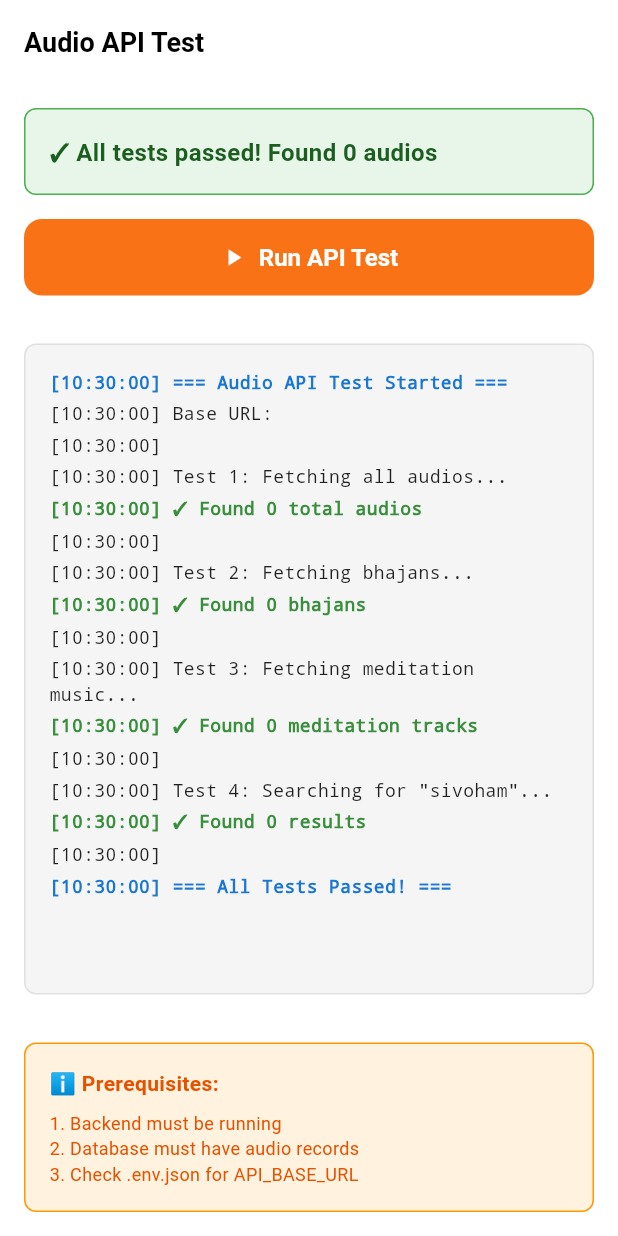
After one commit to skstechlabs/SKS-mobile-V2, a Flutter app: the AudioAPITestPage screen opened directly, after a tap on "Run API Test", on a phone screen of 412 x 824 dp. The commit adds this screen. Run offline on Flutter 3.47's test engine with Material 3 defaults, Android fonts, the phone set to English and light mode, and no system bars; our stand-ins replace audio_service, cached_network_image, connectivity_plus, dio, firebase_auth, firebase_core and 12 more; missing offline and left inert: onesignal_flutter; accounts and stored records are empty; network calls fail; Roboto replaces fonts that are missing (.AppleSystemUIFont); statements that could not run were skipped.

Commit message:
audio files changes

```diff
--- a/lib/core/constants/app_constants.dart
+++ b/lib/core/constants/app_constants.dart
@@ -71,19 +71,10 @@ Through deep meditation and spiritual practices, our Guru guides disciples on th
     'Kundalini is the key to unlock your infinite potential.'
   ];
 
-  static const List<Map<String, String>> meditationMusic = [
-    {'title': 'Sivoham Chanting (15 min)', 'duration': '15:00', 'url': 'assets/audio/Sivoham_Mantra_15min_guided_Meditation.mp3', 'description': 'Sivoham Chanting with Sivoham mantra'},
-    {'title': 'Sivoham Chanting (10 min)', 'duration': '10:00', 'url': 'assets/audio/Sivoham_Mantra_10min_guided_Meditation.mp3', 'description': 'Short gSivoham Chanting session'},
-  ];
-
-  static const List<Map<String, String>> bhajans = [
-    {'title': 'Sri Jeeveswarastakam', 'artist': 'Sai Vijay', 'duration': '5:09', 'imageUrl': CdnImages.guruji30, 'url': 'assets/audio/Sri_Jeeveswarastakam_song.mp3', 'description': 'Sacred eight-verse hymn glorifying the divine qualities and spiritual teachings of Parama Pujya Sri Jeeveswara Yogi Gurudev'},
-    {'title': 'Gundello Gudi', 'artist': 'Divine Voices', 'duration': '4:23', 'imageUrl': CdnImages.gurujiSmile, 'url': 'assets/audio/Gundello_gudi_song.mp3', 'description': 'Soulful Telugu devotional song celebrating the divine temple within the heart, awakening inner consciousness'},
-    {'title': 'Nirvana Shatkam', 'artist': 'Sacred Sounds', 'duration': '5:47', 'imageUrl': CdnImages.gurujiMeditation, 'url': 'assets/audio/Nirvana_Shatkam_song.mp3', 'description': 'Timeless Advaita composition by Adi Shankaracharya declaring the pure consciousness beyond all dualities'},
-    {'title': 'Jeeveswara Yogi Taluva', 'artist': 'Temple Bells', 'duration': '6:12', 'imageUrl': CdnImages.gurujiLogo, 'url': 'assets/audio/Jeeveswara_yogi_taluva_song.mp3', 'description': 'Melodious devotional tribute expressing deep reverence and gratitude to the enlightened master Sri Jeeveswara Yogi'},
-    {'title': 'Pralaya Kala Beekara', 'lyrics' : 'Chitran', 'artist': 'Aravvind Raama', 'duration': '3:58', 'imageUrl': CdnImages.kallaBairava, 'url': 'assets/audio/Pralaya_kala_beekara_song.mp3', 'description': 'Powerful invocation to Lord Kala Bhairava, the fierce guardian deity who destroys negativity and grants spiritual liberation'},
-    {'title': 'Ni Namamalo Undhi Moksha Dwaram', 'artist': 'Sacred Chants', 'duration': '3:58', 'imageUrl': CdnImages.guruji26, 'url': 'assets/audio/Ni_Namamalo_Undhi_Moksha_Dwaram_song.mp3', 'description': 'Inspirational Telugu bhajan proclaiming that the gateway to liberation lies within the sacred name of the divine Guru'}
-  ];
+  // DEPRECATED: Audio files are now loaded dynamically from the backend API
+  // See AudioRepository for dynamic audio loading
+  // static const List<Map<String, String>> meditationMusic = [...];
+  // static const List<Map<String, String>> bhajans = [...];
 
   static const List<Map<String, String>> experienceVideos = [
     {'title': 'Journey to Inner Peace', 'thumbnail': 'https://img.youtube.com/vi/58X02gfQVFc/maxresdefault.jpg', 'duration': '5:30', 'youtubeId': '58X02gfQVFc'},
--- a/lib/core/repositories/audio_repository.dart
+++ b/lib/core/repositories/audio_repository.dart
@@ -1,43 +1,73 @@
 import 'package:flutter/foundation.dart';
+import 'package:dio/dio.dart';
 import '../models/audio_model.dart';
-import '../services/api_service.dart';
+import '../constants/app_env.dart';
 
 class AudioRepository {
-  final ApiService _apiService;
+  late final Dio _dio;
 
-  AudioRepository({ApiService? apiService})
-      : _apiService = apiService ?? ApiService();
+  AudioRepository() {
+    // Initialize Dio for public API calls (no authentication)
+    String baseUrl = AppEnv.apiBaseUrl.isNotEmpty
+        ? AppEnv.apiBaseUrl
+        : 'https://app.sivakundalini.org';
 
-  // Fetch all audio files
+    _dio = Dio(BaseOptions(
+      baseUrl: baseUrl,
+      connectTimeout: const Duration(seconds: 30),
+      receiveTimeout: const Duration(seconds: 30),
+      headers: {
+        'Content-Type': 'application/json',
+      },
+    ));
+
+    // Add logging interceptor
+    _dio.interceptors.add(LogInterceptor(
+      requestBody: true,
+      responseBody: true,
+      error: true,
+      logPrint: (obj) => debugPrint('[AudioRepository] $obj'),
+    ));
+  }
+
+  // Fetch all audio files (PUBLIC - no auth required)
   Future<List<AudioModel>> fetchAllAudios() async {
     try {
-      final response = await _apiService.get('/api/audios');
+      debugPrint('[AudioRepository] Fetching all audios from /api/audios');
+      final response = await _dio.get('/api/audios');
 
-      if (response['success'] == true && response['data'] != null) {
-        final List<dynamic> audioList = response['data'] as List<dynamic>;
+      debugPrint('[AudioRepository] Response status: ${response.statusCode}');
+      debugPrint('[AudioRepository] Response data: ${response.data}');
+
+      if (response.data['success'] == true && response.data['data'] != null) {
+        final List<dynamic> audioList = response.data['data'] as List<dynamic>;
+        debugPrint('[AudioRepository] Found ${audioList.length} audios');
+        return audioList.map((json) => AudioModel.fromJson(json)).toList();
+      }
+
+      debugPrint('[AudioRepository] No audios found or invalid response');
+      return [];
+    } catch (e) {
+      debugPrint('[AudioRepository] Error fetching audios: $e');
+      return [];
+    }
+  }
+
+  // Fetch audios by category (PUBLIC - no auth required)
+  Future<List<AudioModel>> fetchAudiosByCategory(String category) async {
+    try {
+      debugPrint('[AudioRepository] Fetching audios for category: $category');
+      final response = await _dio.get('/api/audios/category/$category');
+
+      if (response.data['success'] == true && response.data['data'] != null) {
+        final List<dynamic> audioList = response.data['data'] as List<dynamic>;
+        debugPrint('[AudioRepository] Found ${audioList.length} audios in category $category');
         return audioList.map((json) => AudioModel.fromJson(json)).toList();
       }
 
       return [];
     } catch (e) {
-      debugPrint('Error fetching audios: $e');
-      return [];
-    }
-  }
-
-  // Fetch audios by category
-  Future<List<AudioModel>> fetchAudiosByCategory(String category) async {
-    try {
-      final response = await _apiService.get('/api/audios/category/$category');
-
-      if (response['success'] == true && response['data'] != null) {
-        final List<dynamic> audioList = response['data'] as List<dynamic>;
-        return audioList.map((json) => AudioModel.fromJson(json)).toList();
-      }
-
-      return [];
-    } catch (e) {
-      debugPrint('Error fetching audios by category: $e');
+      debugPrint('[AudioRepository] Error fetching audios by category: $e');
       return [];
     }
   }
@@ -57,84 +87,84 @@ class AudioRepository {
     return fetchAudiosByCategory('chant');
   }
 
-  // Fetch single audio by ID
+  // Fetch single audio by ID (PUBLIC - no auth required)
   Future<AudioModel?> fetchAudioById(int id) async {
     try {
-      final response = await _apiService.get('/api/audios/$id');
+      final response = await _dio.get('/api/audios/$id');
 
-      if (response['success'] == true && response['data'] != null) {
-        return AudioModel.fromJson(response['data']);
+      if (response.data['success'] == true && response.data['data'] != null) {
+        return AudioModel.fromJson(response.data['data']);
       }
 
       return null;
     } catch (e) {
-      debugPrint('Error fetching audio by ID: $e');
+      debugPrint('[AudioRepository] Error fetching audio by ID: $e');
       return null;
     }
   }
 
-  // Search audios
+  // Search audios (PUBLIC - no auth required)
   Future<List<AudioModel>> searchAudios(String query) async {
     try {
-      final response = await _apiService.get(
+      final response = await _dio.get(
         '/api/audios/search',
         queryParameters: {'q': query},
       );
 
-      if (response['success'] == true && response['data'] != null) {
-        final List<dynamic> audioList = response['data'] as List<dynamic>;
+      if (response.data['success'] == true && response.data['data'] != null) {
+        final List<dynamic> audioList = response.data['data'] as List<dynamic>;
         return audioList.map((json) => AudioModel.fromJson(json)).toList();
       }
 
       return [];
     } catch (e) {
-      debugPrint('Error searching audios: $e');
+      debugPrint('[AudioRepository] Error searching audios: $e');
       return [];
     }
   }
 
-  // Fetch audios by language
+  // Fetch audios by language (PUBLIC - no auth required)
   Future<List<AudioModel>> fetchAudiosByLanguage(String language) async {
     try {
-      final response = await _apiService.get('/api/audios/language/$language');
+      final response = await _dio.get('/api/audios/language/$language');
 
-      if (response['success'] == true && response['data'] != null) {
-        final List<dynamic> audioList = response['data'] as List<dynamic>;
+      if (response.data['success'] == true && response.data['data'] != null) {
+        final List<dynamic> audioList = response.data['data'] as List<dynamic>;
         return audioList.map((json) => AudioModel.fromJson(json)).toList();
       }
 
       return [];
     } catch (e) {
-      debugPrint('Error fetching audios by language: $e');
+      debugPrint('[AudioRepository] Error fetching audios by language: $e');
       return [];
     }
   }
 
-  // Increment play count (analytics) - No authentication required
+  // Increment play count (PUBLIC - no auth required)
   Future<void> incrementPlayCount(int audioId) async {
     try {
-      await _apiService.post('/api/audios/$audioId/play', {});
+      await _dio.post('/api/audios/$audioId/play');
     } catch (e) {
-      debugPrint('Error incrementing play count: $e');
+      debugPrint('[AudioRepository] Error incrementing play count: $e');
     }
   }
 
-  // Fetch popular audios
+  // Fetch popular audios (PUBLIC - no auth required)
   Future<List<AudioModel>> fetchPopularAudios({int limit = 10}) async {
     try {
-      final response = await _apiService.get(
+      final response = await _dio.get(
         '/api/audios/popular',
         queryParameters: {'limit': limit.toString()},
       );
 
-      if (response['success'] == true && response['data'] != null) {
-        final List<dynamic> audioList = response['data'] as List<dynamic>;
+      if (response.data['success'] == true && response.data['data'] != null) {
+        final List<dynamic> audioList = response.data['data'] as List<dynamic>;
         return audioList.map((json) => AudioModel.fromJson(json)).toList();
       }
 
       return [];
     } catch (e) {
-      debugPrint('Error fetching popular audios: $e');
+      debugPrint('[AudioRepository] Error fetching popular audios: $e');
       return [];
     }
   }
--- /dev/null
+++ b/lib/test_audio_api.dart
@@ -0,0 +1,262 @@
+import 'package:flutter/material.dart';
+import 'core/repositories/audio_repository.dart';
+import 'core/constants/app_env.dart';
+
+void main() {
+  runApp(const AudioAPITestApp());
+}
+
+class AudioAPITestApp extends StatelessWidget {
+  const AudioAPITestApp({Key? key}) : super(key: key);
+
+  @override
+  Widget build(BuildContext context) {
+    return MaterialApp(
+      title: 'Audio API Test',
+      theme: ThemeData(primarySwatch: Colors.orange),
+      home: const AudioAPITestPage(),
+    );
+  }
+}
+
+class AudioAPITestPage extends StatefulWidget {
+  const AudioAPITestPage({Key? key}) : super(key: key);
+
+  @override
+  State<AudioAPITestPage> createState() => _AudioAPITestPageState();
+}
+
+class _AudioAPITestPageState extends State<AudioAPITestPage> {
+  final AudioRepository _audioRepo = AudioRepository();
+  String _status = 'Ready to test';
+  List<String> _logs = [];
+  bool _isTesting = false;
+
+  void _addLog(String message) {
+    setState(() {
+      _logs.add('[${DateTime.now().toString().substring(11, 19)}] $message');
+    });
+    debugPrint(message);
+  }
+
+  Future<void> _testAPI() async {
+    setState(() {
+      _isTesting = true;
+      _logs.clear();
+      _status = 'Testing...';
+    });
+
+    try {
+      _addLog('=== Audio API Test Started ===');
+      _addLog('Base URL: ${AppEnv.apiBaseUrl}');
+      _addLog('');
+
+      // Test 1: Fetch all audios
+      _addLog('Test 1: Fetching all audios...');
+      final allAudios = await _audioRepo.fetchAllAudios();
+      _addLog('✓ Found ${allAudios.length} total audios');
+      for (var audio in allAudios) {
+        _addLog('  - ${audio.title} (${audio.category}, ${audio.language})');
+      }
+      _addLog('');
+
+      // Test 2: Fetch bhajans
+      _addLog('Test 2: Fetching bhajans...');
+      final bhajans = await _audioRepo.fetchBhajans();
+      _addLog('✓ Found ${bhajans.length} bhajans');
+      for (var bhajan in bhajans) {
+        _addLog('  - ${bhajan.title} by ${bhajan.artist}');
+      }
+      _addLog('');
+
+      // Test 3: Fetch meditation music
+      _addLog('Test 3: Fetching meditation music...');
+      final meditation = await _audioRepo.fetchMeditationMusic();
+      _addLog('✓ Found ${meditation.length} meditation tracks');
+      for (var track in meditation) {
+        _addLog('  - ${track.title} (${track.durationSeconds}s)');
+      }
+      _addLog('');
+
+      // Test 4: Search
+      _addLog('Test 4: Searching for "sivoham"...');
+      final searchResults = await _audioRepo.searchAudios('sivoham');
+      _addLog('✓ Found ${searchResults.length} results');
+      for (var result in searchResults) {
+        _addLog('  - ${result.title}');
+      }
+      _addLog('');
+
+      _addLog('=== All Tests Passed! ===');
+      setState(() {
+        _status = '✓ All tests passed! Found ${allAudios.length} audios';
+      });
+    } catch (e) {
+      _addLog('');
+      _addLog('✗ ERROR: $e');
+      setState(() {
+        _status = '✗ Test failed: $e';
+      });
+    } finally {
+      setState(() {
+        _isTesting = false;
+      });
+    }
+  }
+
+  @override
+  Widget build(BuildContext context) {
+    return Scaffold(
+      appBar: AppBar(
+        title: const Text('Audio API Test'),
+      ),
+      body: Column(
+        children: [
+          // Status Card
+          Container(
+            width: double.infinity,
+            padding: const EdgeInsets.all(16),
+            margin: const EdgeInsets.all(16),
+            decoration: BoxDecoration(
+              color: _status.contains('✓')
+                  ? Colors.green[50]
+                  : _status.contains('✗')
+                      ? Colors.red[50]
+                      : Colors.blue[50],
+              borderRadius: BorderRadius.circular(8),
+              border: Border.all(
+                color: _status.contains('✓')
+                    ? Colors.green
+                    : _status.contains('✗')
+                        ? Colors.red
+                        : Colors.blue,
+              ),
+            ),
+            child: Text(
+              _status,
+              style: TextStyle(
+                fontSize: 16,
+                fontWeight: FontWeight.bold,
+                color: _status.contains('✓')
+                    ? Colors.green[900]
+                    : _status.contains('✗')
+                        ? Colors.red[900]
+                        : Colors.blue[900],
+              ),
+            ),
+          ),
+
+          // Test Button
+          Padding(
+            padding: const EdgeInsets.symmetric(horizontal: 16),
+            child: SizedBox(
+              width: double.infinity,
+              child: ElevatedButton.icon(
+                onPressed: _isTesting ? null : _testAPI,
+                icon: _isTesting
+                    ? const SizedBox(
+                        width: 20,
+                        height: 20,
+                        child: CircularProgressIndicator(
+                          strokeWidth: 2,
+                          valueColor:
+                              AlwaysStoppedAnimation<Color>(Colors.white),
+                        ),
+                      )
+                    : const Icon(Icons.play_arrow),
+                label: Text(_isTesting ? 'Testing...' : 'Run API Test'),
+                style: ElevatedButton.styleFrom(
+                  padding: const EdgeInsets.all(16),
+                ),
+              ),
+            ),
+          ),
+
+          const SizedBox(height: 16),
+
+          // Logs
+          Expanded(
+            child: Container(
+              margin: const EdgeInsets.all(16),
+              padding: const EdgeInsets.all(16),
+              decoration: BoxDecoration(
+                color: Colors.grey[100],
+                borderRadius: BorderRadius.circular(8),
+                border: Border.all(color: Colors.grey[300]!),
+              ),
+              child: _logs.isEmpty
+                  ? const Center(
+                      child: Text(
+                        'Click "Run API Test" to start',
+                        style: TextStyle(color: Colors.grey),
+                      ),
+                    )
+                  : ListView.builder(
+                      itemCount: _logs.length,
+                      itemBuilder: (context, index) {
+                        final log = _logs[index];
+                        return Padding(
+                          padding: const EdgeInsets.only(bottom: 4),
+                          child: Text(
+                            log,
+                            style: TextStyle(
+                              fontFamily: 'monospace',
+                              fontSize: 12,
+                              color: log.contains('✓')
+                                  ? Colors.green[700]
+                                  : log.contains('✗')
+                                      ? Colors.red[700]
+                                      : log.contains('===')
+                                          ? Colors.blue[700]
+                                          : Colors.black87,
+                              fontWeight: log.contains('===') ||
+                                      log.contains('✓') ||
+                                      log.contains('✗')
+                                  ? FontWeight.bold
+                                  : FontWeight.normal,
+                            ),
+                          ),
+                        );
+                      },
+                    ),
+            ),
+          ),
+
+          // Info Card
+          Container(
+            width: double.infinity,
+            padding: const EdgeInsets.all(16),
+            margin: const EdgeInsets.all(16),
+            decoration: BoxDecoration(
+              color: Colors.orange[50],
+              borderRadius: BorderRadius.circular(8),
+              border: Border.all(color: Colors.orange),
+            ),
+            child: Column(
+              crossAxisAlignment: CrossAxisAlignment.start,
+              children: [
+                Text(
+                  'ℹ️ Prerequisites:',
+                  style: TextStyle(
+                    fontWeight: FontWeight.bold,
+                    color: Colors.orange[900],
+                  ),
+                ),
+                const SizedBox(height: 8),
+                Text(
+                  '1. Backend must be running\n'
+                  '2. Database must have audio records\n'
+                  '3. Check .env.json for API_BASE_URL',
+                  style: TextStyle(
+                    fontSize: 12,
+                    color: Colors.orange[900],
+                  ),
+                ),
+              ],
+            ),
+          ),
+        ],
+      ),
+    );
+  }
+}
```
